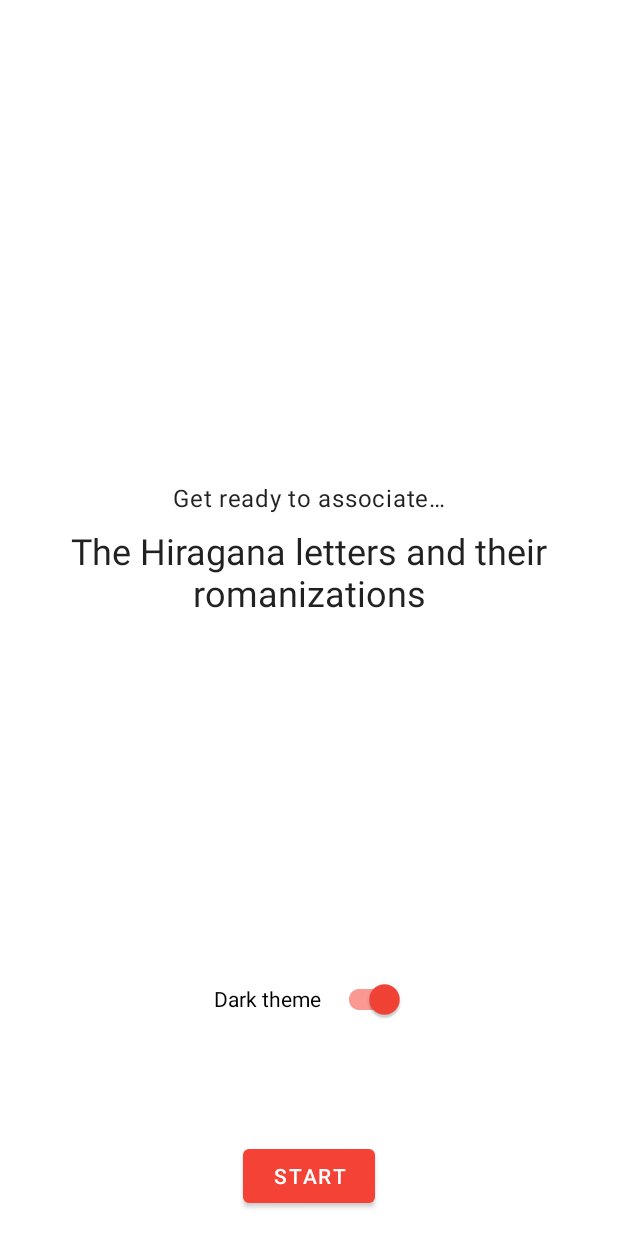
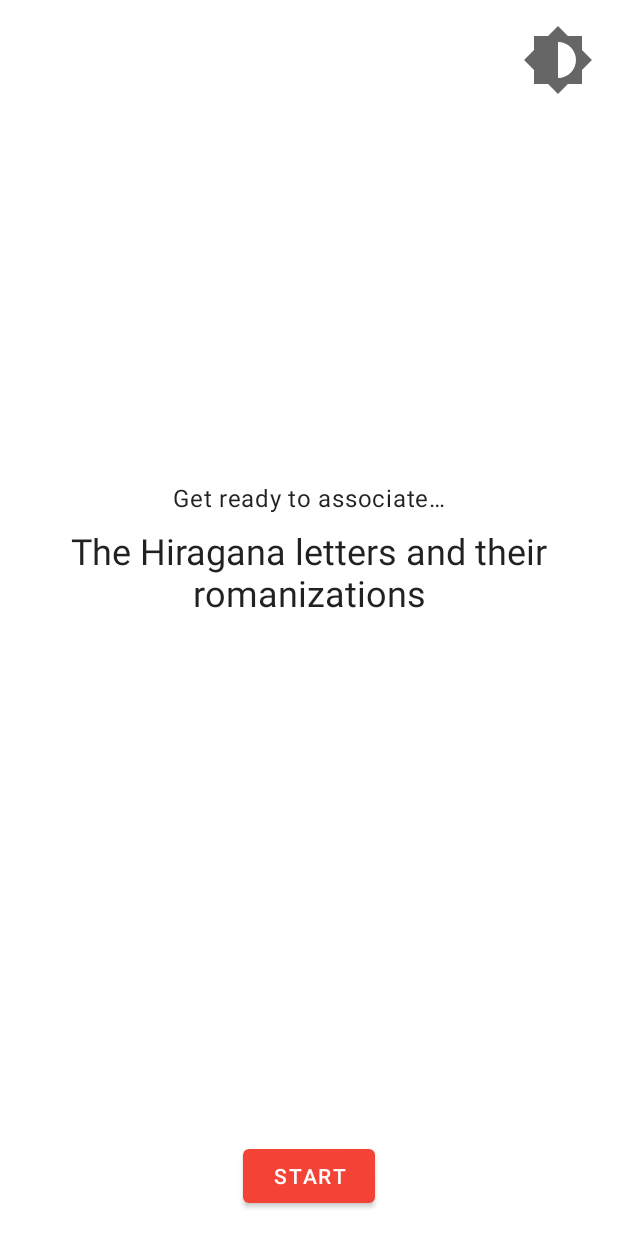
Before and after one commit to mathsemilio/hiragana-learner-randomizer, an Android app: the screen it shows after launch (MainActivity), on a phone screen of 412 x 824 dp. Run offline under Robolectric (Android 15) with nearby library versions, the phone set to English and light mode, and no system bars.

Commit message:
New dark mode implementation and small project organization.

```diff
--- a/app/src/main/java/com/mathsemilio/hiraganalearner/ui/fragment/GameWelcomeScreen.kt
+++ b/app/src/main/java/com/mathsemilio/hiraganalearner/ui/fragment/GameWelcomeScreen.kt
@@ -1,7 +1,6 @@
 package com.mathsemilio.hiraganalearner.ui.fragment
 
 import android.os.Bundle
-import android.util.Log
 import android.view.LayoutInflater
 import android.view.View
 import android.view.ViewGroup
@@ -10,8 +9,6 @@ import androidx.navigation.findNavController
 import com.mathsemilio.hiraganalearner.R
 import com.mathsemilio.hiraganalearner.databinding.GameWelcomeScreenBinding
 import com.mathsemilio.hiraganalearner.util.DarkModeUtil
-
-private const val TAG_GAME_WELCOME_SCREEN = "GameWelcomeScreen"
 
 /**
  * Fragment class for game's welcome screen
@@ -32,22 +29,8 @@ class GameWelcomeScreen : Fragment() {
         // Listener for the buttonStart button
         binding.buttonStart.setOnClickListener { navigateToMainGameScreen() }
 
-        /*
-        Setting the state of the darkModeSwitch switch according to value returned by the
-        checkDarkModeSystemStatus function
-        */
-        binding.darkModeSwitch.isChecked = DarkModeUtil.checkDarkModeSystemStatus()
-
-        // Setting the state of the darkModeSwitch switch according to the isActivated value
-        binding.darkModeSwitch.setOnCheckedChangeListener { buttonView, _ ->
-            if (buttonView.isChecked) {
-                Log.i(TAG_GAME_WELCOME_SCREEN, "onCreateView: Dark mode on")
-                DarkModeUtil.switchDarkModeState()
-            } else {
-                Log.i(TAG_GAME_WELCOME_SCREEN, "onCreateView: Dark mode off")
-                DarkModeUtil.switchDarkModeState()
-            }
-        }
+        // Listener for the darkModeSwitchIcon ImageView
+        binding.darkModeSwitchIcon.setOnClickListener { DarkModeUtil.switchDarkModeState() }
 
         // Returning the root of the inflated layout
         return binding.root
--- a/app/src/main/java/com/mathsemilio/hiraganalearner/util/DarkModeUtil.kt
+++ b/app/src/main/java/com/mathsemilio/hiraganalearner/util/DarkModeUtil.kt
@@ -14,27 +14,6 @@ object DarkModeUtil {
     private var isActivated = false
 
     //==========================================================================================
-    // checkDarkModeSystemStatus function
-    //==========================================================================================
-    /**
-     * Function to check if any unspecified (or system specific) dark theme is activated,
-     * if it is, the isActivated value will be set to true, then returned.
-     */
-    fun checkDarkModeSystemStatus(): Boolean {
-        if (AppCompatDelegate.getDefaultNightMode() ==
-            AppCompatDelegate.MODE_NIGHT_UNSPECIFIED
-            ||
-            AppCompatDelegate.getDefaultNightMode()
-            == AppCompatDelegate.MODE_NIGHT_AUTO_BATTERY
-        ) {
-            isActivated = true
-        }
-        return isActivated.also {
-            Log.d(TAG_DARK_MODE_UTIL, "checkDarkModeSystemStatus: isActivated value: $it")
-        }
-    }
-
-    //==========================================================================================
     // switchDarkModeState function
     //==========================================================================================
     /**
@@ -43,9 +22,11 @@ object DarkModeUtil {
      */
     fun switchDarkModeState() {
         isActivated = if (isActivated) {
+            Log.i(TAG_DARK_MODE_UTIL, "switchDarkModeState: Dark theme off")
             AppCompatDelegate.setDefaultNightMode(AppCompatDelegate.MODE_NIGHT_NO)
             false
         } else {
+            Log.i(TAG_DARK_MODE_UTIL, "switchDarkModeState: Dark theme on")
             AppCompatDelegate.setDefaultNightMode(AppCompatDelegate.MODE_NIGHT_YES)
             true
         }
--- /dev/null
+++ b/app/src/main/res/drawable/ic_baseline_brightness_medium_24.xml
@@ -0,0 +1,11 @@
+<vector xmlns:android="http://schemas.android.com/apk/res/android"
+    android:width="24dp"
+    android:height="24dp"
+    android:autoMirrored="true"
+    android:tint="?attr/colorControlNormal"
+    android:viewportWidth="24"
+    android:viewportHeight="24">
+    <path
+        android:fillColor="@android:color/white"
+        android:pathData="M20,15.31L23.31,12 20,8.69V4h-4.69L12,0.69 8.69,4H4v4.69L0.69,12 4,15.31V20h4.69L12,23.31 15.31,20H20v-4.69zM12,18V6c3.31,0 6,2.69 6,6s-2.69,6 -6,6z" />
+</vector>
--- a/app/src/main/res/layout/game_welcome_screen.xml
+++ b/app/src/main/res/layout/game_welcome_screen.xml
@@ -5,6 +5,20 @@
     android:layout_width="match_parent"
     android:layout_height="match_parent"
     tools:context=".ui.fragment.GameWelcomeScreen">
+
+    <ImageView
+        android:id="@+id/dark_mode_switch_icon"
+        android:layout_width="@dimen/margin_48dp"
+        android:layout_height="@dimen/margin_48dp"
+        android:layout_marginTop="@dimen/margin_16dp"
+        android:layout_marginEnd="@dimen/margin_16dp"
+        android:backgroundTint="?attr/colorControlNormal"
+        android:contentDescription="@string/dark_theme_switch_icon"
+        android:src="@drawable/ic_baseline_brightness_medium_24"
+        app:layout_constraintEnd_toEndOf="parent"
+        app:layout_constraintHorizontal_bias="1.0"
+        app:layout_constraintStart_toStartOf="parent"
+        app:layout_constraintTop_toTopOf="parent" />
 
     <com.google.android.material.textview.MaterialTextView
         android:id="@+id/text_body_get_ready_guess"
@@ -32,20 +46,6 @@
         app:layout_constraintStart_toStartOf="parent"
         app:layout_constraintTop_toBottomOf="@+id/text_body_get_ready_guess" />
 
-    <com.google.android.material.switchmaterial.SwitchMaterial
-        android:id="@+id/dark_mode_switch"
-        android:layout_width="wrap_content"
-        android:layout_height="wrap_content"
-        android:layout_marginTop="@dimen/margin_16dp"
-        android:layout_marginBottom="@dimen/margin_16dp"
-        android:text="@string/dark_mode_switch_text"
-        app:layout_constraintBottom_toTopOf="@id/button_start"
-        app:layout_constraintEnd_toEndOf="parent"
-        app:layout_constraintStart_toStartOf="parent"
-        app:layout_constraintTop_toBottomOf="@id/text_headline_hiragana_letters_and_romanizations"
-        app:layout_constraintVertical_bias="0.80"
-        app:switchPadding="@dimen/padding_8dp" />
-
     <com.google.android.material.button.MaterialButton
         android:id="@+id/button_start"
         android:layout_width="wrap_content"
--- a/app/src/main/res/values/dimens.xml
+++ b/app/src/main/res/values/dimens.xml
@@ -5,7 +5,4 @@
     <dimen name="margin_16dp">16dp</dimen>
     <dimen name="margin_8dp">8dp</dimen>
 
-    <!-- Padding dimens -->
-    <dimen name="padding_8dp">8dp</dimen>
-
 </resources>
--- a/app/src/main/res/values/strings.xml
+++ b/app/src/main/res/values/strings.xml
@@ -3,9 +3,9 @@
     <string name="app_name">Hiragana Learner</string>
 
     <!-- Game Welcome Screen -->
+    <string name="dark_theme_switch_icon">Light/Dark Theme Switch Icon</string>
     <string name="get_ready_to_associate">Get ready to associate…</string>
     <string name="hiragana_letters_and_romanizations">The Hiragana letters and their romanizations</string>
-    <string name="dark_mode_switch_text">Dark theme</string>
     <string name="start">Start</string>
 
     <!-- Main game screen strings -->
```
Also changed, not shown: 1 other file.
